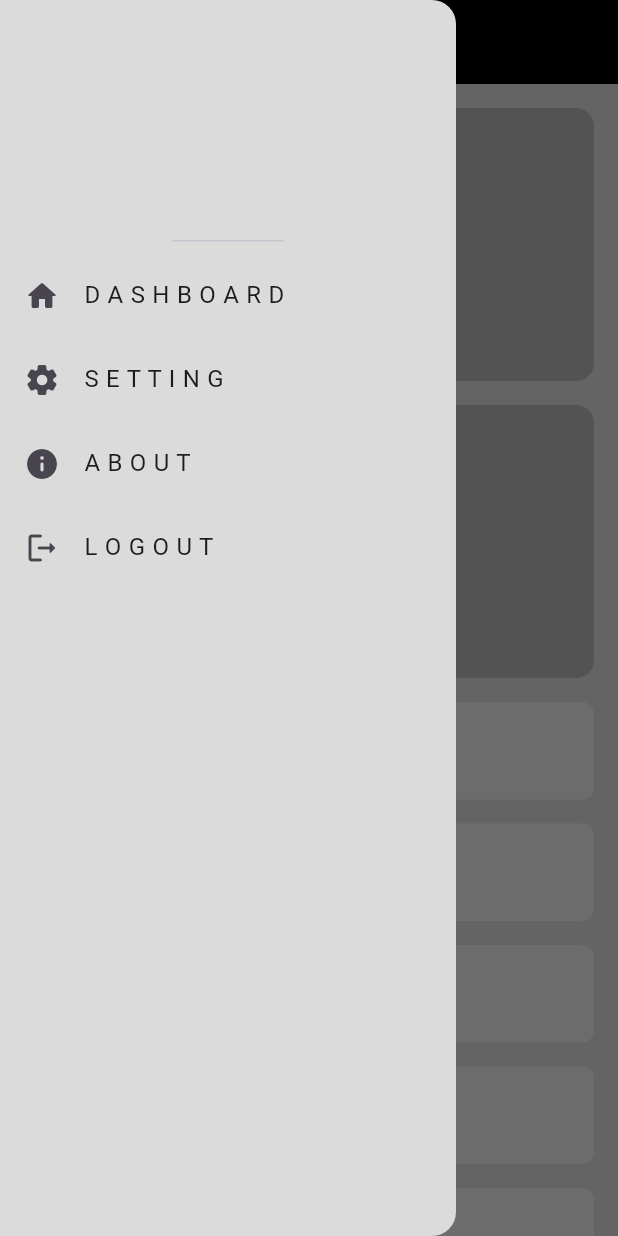
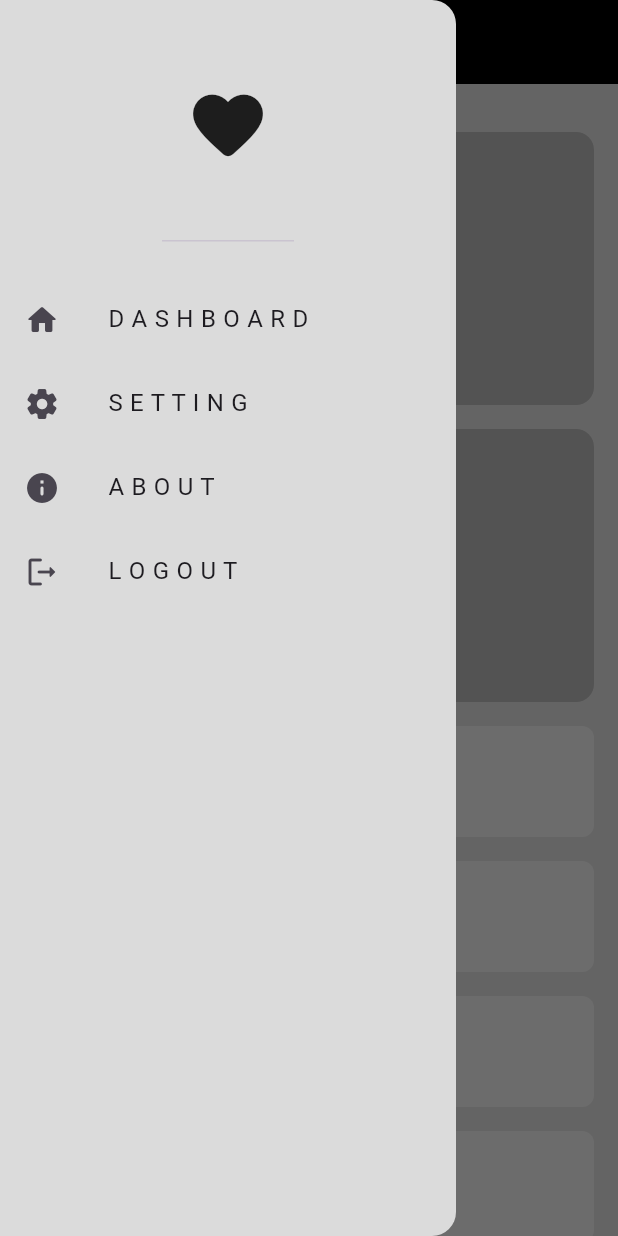
Before and after one commit to amr-khalid-saleh/test-responsive-adaptive-UI, a Flutter app: the screen it shows after launch, with the side drawer open, on a phone screen of 412 x 824 dp. Run offline on Flutter 3.47's test engine with Material 3 defaults, Android fonts, the light colour scheme and no system bars.

Commit message:
desktop layout part three

```diff
--- a/lib/views/widgets/custom_drawer_item.dart
+++ b/lib/views/widgets/custom_drawer_item.dart
@@ -10,7 +10,10 @@ class CustomDrawerItem extends StatelessWidget {
   Widget build(BuildContext context) {
     return ListTile(
       leading: Icon(drawerItemModel.icon),
-      title: Text(drawerItemModel.text),
+      title: Padding(
+        padding: const EdgeInsets.only(left: 16.0),
+        child: Text(drawerItemModel.text),
+      ),
     );
   }
 }
--- a/lib/views/widgets/custom_list.dart
+++ b/lib/views/widgets/custom_list.dart
@@ -8,7 +8,7 @@ class CustomList extends StatelessWidget {
   Widget build(BuildContext context) {
     return SliverToBoxAdapter(
       child: SizedBox(
-        height: 100,
+        height: 142,
         child: ListView.builder(
           scrollDirection: Axis.horizontal,
           itemCount: 15,
--- a/lib/views/widgets/custom_list_item.dart
+++ b/lib/views/widgets/custom_list_item.dart
@@ -6,7 +6,7 @@ class CustomListItem extends StatelessWidget {
   @override
   Widget build(BuildContext context) {
     return Container(
-      height: 65,
+      height: 74,
       decoration: BoxDecoration(
         color: Color(0xffECECEC),
         borderRadius: BorderRadius.circular(8),
--- a/lib/views/widgets/cutom_drawer.dart
+++ b/lib/views/widgets/cutom_drawer.dart
@@ -14,10 +14,10 @@ class CustomDrawer extends StatelessWidget {
           DrawerHeader(
             child: Icon(
               Icons.favorite_rounded,
-              size: 42,
-              color: Color(0xffDBDBDB),
+              size: 56,
             ),
           ),
+          SizedBox(height: 16.0,),
           CustomDrawerItemsListView(),
         ],
       ),
--- a/lib/views/widgets/home_view_body.dart
+++ b/lib/views/widgets/home_view_body.dart
@@ -9,7 +9,7 @@ class HomeViewBody extends StatelessWidget {
   @override
   Widget build(BuildContext context) {
     return Padding(
-      padding: const EdgeInsets.symmetric(horizontal: 16),
+      padding: const EdgeInsets.only(left: 16.0,right: 16.0,top: 16.0),
       child: LayoutBuilder(
         builder: (context, constrains) {
           if (constrains.maxWidth < 576) {
--- a/lib/views/widgets/tablet_layout.dart
+++ b/lib/views/widgets/tablet_layout.dart
@@ -9,7 +9,6 @@ class TabletLayout extends StatelessWidget {
   Widget build(BuildContext context) {
     return CustomScrollView(
       slivers: [
-        const SliverToBoxAdapter(child: SizedBox(height: 16)),
         CustomList(),
         const CustomSliverListView(),
       ],
```
Also changed, not shown: lib/views/widgets/custom_info_column.dart (+6 -9 lines), lib/views/widgets/desktop_layout.dart (+7 -1 lines).
